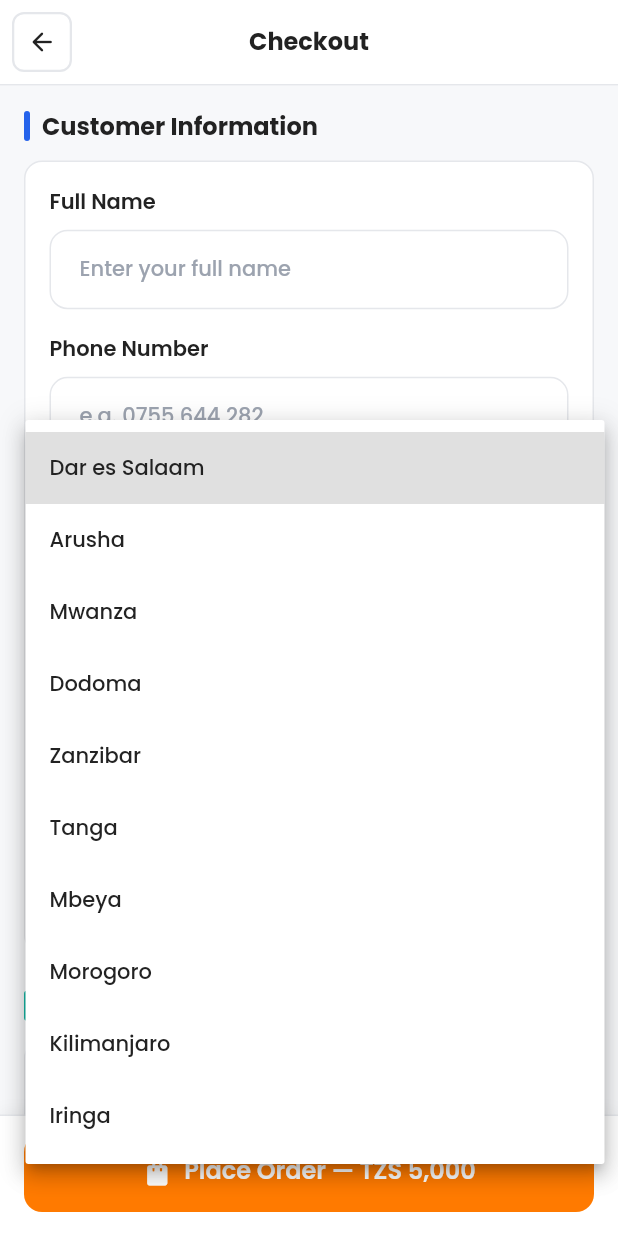
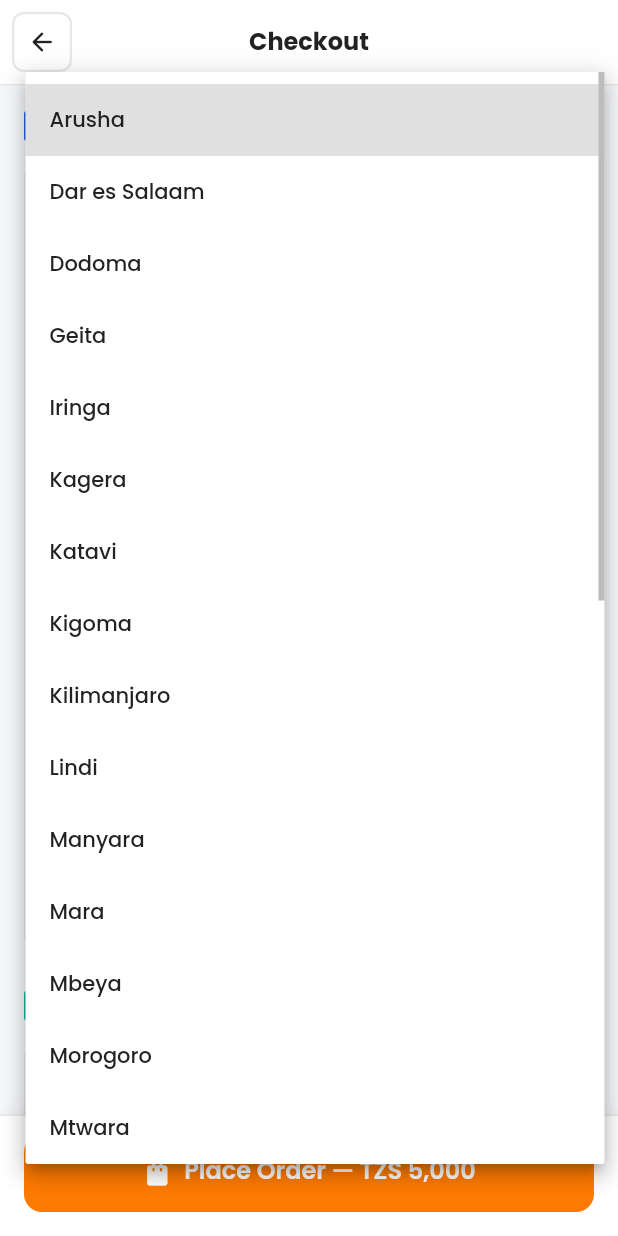
Before and after one commit to justleo722/dukaappmobile, a Flutter app: the OnlineShopCheckoutPage screen opened by its route, after a tap on "Select your region", on a phone screen of 412 x 824 dp. Run offline on Flutter 3.47's test engine with Material 3 defaults, Android fonts, the phone set to English and light mode, and no system bars; our stand-ins replace csv, file_picker, flutter_animate, flutter_riverpod, flutter_screenutil, flutter_svg and 7 more; missing offline and left inert: excel, mobile_scanner; accounts and stored records are empty.

Commit message:
fix: summary card overflow and add full Tanzania regions to checkout

```diff
--- a/lib/features/manufacturing/presentation/pages/manufacturing_page.dart
+++ b/lib/features/manufacturing/presentation/pages/manufacturing_page.dart
@@ -76,7 +76,7 @@ class _ManufacturingPageState extends State<ManufacturingPage> {
 
   Widget _buildSummaryCards() {
     return SizedBox(
-      height: 120,
+      height: 124,
       child: ListView.separated(
         scrollDirection: Axis.horizontal,
         padding: const EdgeInsets.symmetric(horizontal: AppConstants.paddingLG, vertical: 8),
--- a/lib/features/online_shop/presentation/pages/online_shop_checkout_page.dart
+++ b/lib/features/online_shop/presentation/pages/online_shop_checkout_page.dart
@@ -30,16 +30,37 @@ class _OnlineShopCheckoutPageState extends State<OnlineShopCheckoutPage> {
   String? _couponError;
 
   final List<String> _regions = const [
+    'Arusha',
     'Dar es Salaam',
-    'Arusha',
-    'Mwanza',
     'Dodoma',
-    'Zanzibar',
-    'Tanga',
+    'Geita',
+    'Iringa',
+    'Kagera',
+    'Katavi',
+    'Kigoma',
+    'Kilimanjaro',
+    'Lindi',
+    'Manyara',
+    'Mara',
     'Mbeya',
     'Morogoro',
-    'Kilimanjaro',
-    'Iringa',
+    'Mtwara',
+    'Mwanza',
+    'Njombe',
+    'Kaskazini Pemba',
+    'Kusini Pemba',
+    'Pwani',
+    'Rukwa',
+    'Ruvuma',
+    'Shinyanga',
+    'Simiyu',
+    'Singida',
+    'Songwe',
+    'Tabora',
+    'Tanga',
+    'Kaskazini Unguja',
+    'Kusini Unguja',
+    'Mjini Magharibi',
   ];
 
   final List<Map<String, dynamic>> _deliveryMethods = const [
```
